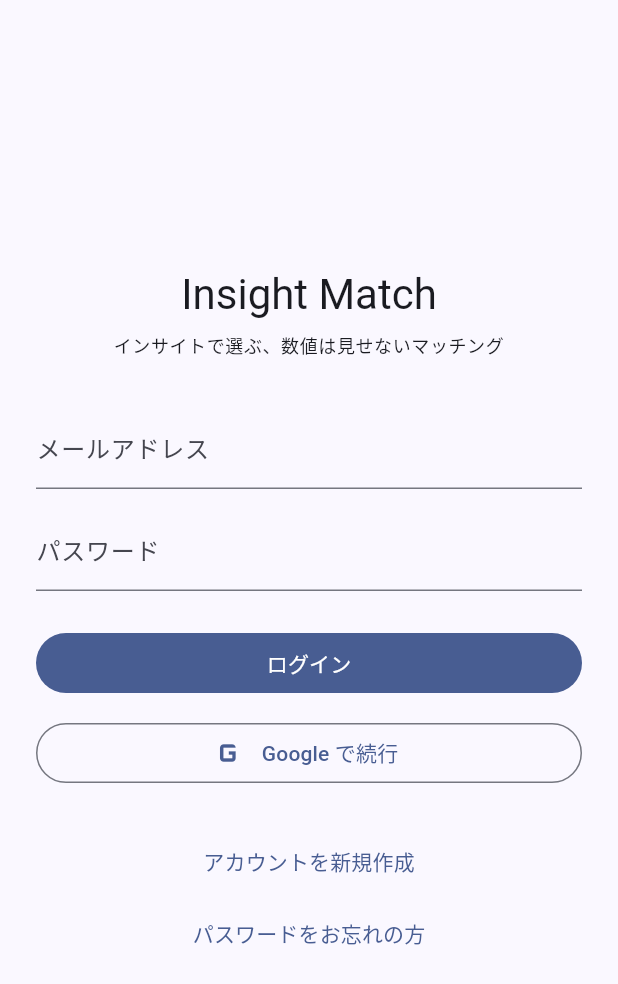
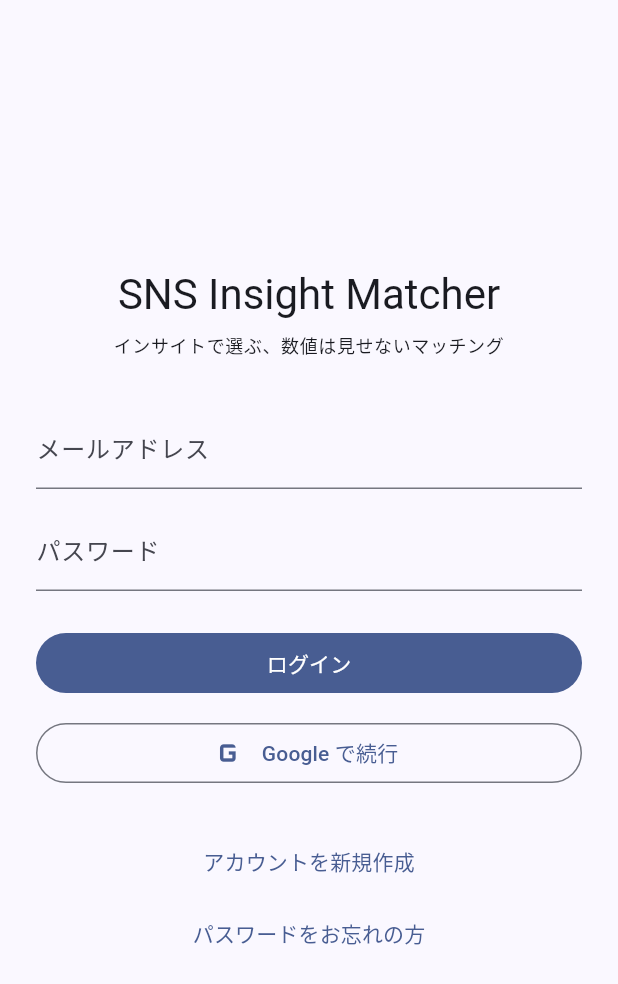
Before and after one commit to channpokoapps/Insight-match-app, a Flutter app: the screen it shows after launch, on a phone screen of 412 x 824 dp. Shown: the top 984 px of the screen. Run offline on Flutter 3.47's test engine with Material 3 defaults, Android fonts, the phone set to English and light mode, and no system bars; our stand-ins replace firebase_analytics, firebase_core, flutter_riverpod, go_router, google_sign_in, logger and 1 more; accounts and stored records are empty.

Commit message:
feat: アプリ名を SNS Insight Matcher に統一 (OI-44)
表示名(画面・Web タイトル・Android ラベル・PWA・設定値・手順書)を
変更。applicationId (app.insightmatch.android) と Dart パッケージ名は
技術識別子のため据え置き(naming.md 参照。Play 公開前まで変更可能)。

Co-Authored-By: Claude Fable 5 <noreply@anthropic.com>

```diff
--- a/app/lib/core/config/app_config.dart
+++ b/app/lib/core/config/app_config.dart
@@ -57,7 +57,7 @@ class AppConfig {
 
   /// 既定の設定値。`config/app_config.json` と同じ内容を保持する。
   static const AppConfig defaultConfig = AppConfig(
-    serviceName: 'Insight Match',
+    serviceName: 'SNS Insight Matcher',
     supportEmail: 'channpoko.apps@gmail.com',
     termsUrl: '',
     privacyUrl: '',
--- a/app/lib/features/auth/presentation/sign_in_page.dart
+++ b/app/lib/features/auth/presentation/sign_in_page.dart
@@ -69,7 +69,7 @@ class _SignInPageState extends ConsumerState<SignInPage> {
                 crossAxisAlignment: CrossAxisAlignment.stretch,
                 children: <Widget>[
                   Text(
-                    'Insight Match',
+                    'SNS Insight Matcher',
                     style: Theme.of(context).textTheme.headlineMedium,
                     textAlign: TextAlign.center,
                   ),
--- a/app/lib/main.dart
+++ b/app/lib/main.dart
@@ -53,7 +53,7 @@ class App extends ConsumerWidget {
   @override
   Widget build(BuildContext context, WidgetRef ref) {
     return MaterialApp.router(
-      title: 'Insight Match',
+      title: 'SNS Insight Matcher',
       debugShowCheckedModeBanner: false,
       theme: ThemeData(
         colorScheme: ColorScheme.fromSeed(seedColor: const Color(0xFF3A7AFE)),
--- a/config/app_config.json
+++ b/config/app_config.json
@@ -1,6 +1,6 @@
 {
   "$comment": "環境に依存しない公開設定値。app/lib/core/config/app_config.dart の defaultConfig と必ず一致させること。資格情報は置かない（それらは env/ 配下）。",
-  "service_name": "Insight Match",
+  "service_name": "SNS Insight Matcher",
   "support_email": "channpoko.apps@gmail.com",
   "terms_url": "",
   "privacy_url": "",
```
Also changed, not shown: firebase.json, 7 other files.
